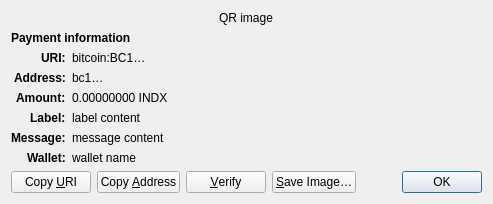
The window that src/qt/forms/receiverequestdialog.ui (indxcoin/indxcoin) describes before a commit, drawn with Qt 5.
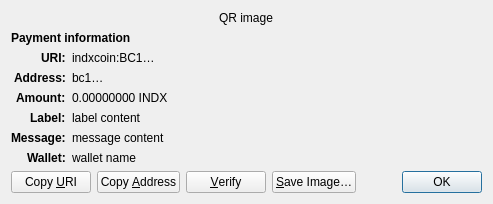
The same window after the commit. Custom widgets are drawn as their Qt base class.

```diff
--- a/src/qt/forms/receiverequestdialog.ui
+++ b/src/qt/forms/receiverequestdialog.ui
@@ -65,7 +65,7 @@
    <item row="2" column="1" alignment="Qt::AlignTop">
     <widget class="QLabel" name="uri_content">
      <property name="text">
-      <string notr="true">bitcoin:BC1…</string>
+      <string notr="true">indxcoin:BC1…</string>
      </property>
      <property name="textFormat">
       <enum>Qt::RichText</enum>
```
